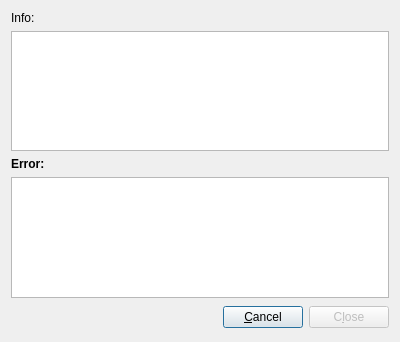
Above: src/gui/output_dialog.ui from stepping-stone/sepiola before the change. Below: the same form after it.
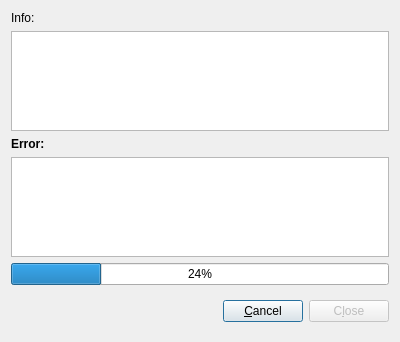
That is the form after the change.

Commit message: layout modified (unfinished)

Patch:
```diff
--- a/src/gui/output_dialog.ui
+++ b/src/gui/output_dialog.ui
@@ -15,15 +15,15 @@
   <property name="windowTitle" >
    <string>Dialog</string>
   </property>
-  <layout class="QGridLayout" >
-   <item row="0" column="0" colspan="3" >
+  <layout class="QVBoxLayout" >
+   <item>
     <widget class="QLabel" name="labelInfo" >
      <property name="text" >
       <string>Info:</string>
      </property>
     </widget>
    </item>
-   <item row="1" column="0" colspan="3" >
+   <item>
     <widget class="QTextEdit" name="textEditOutput" >
      <property name="lineWrapMode" >
       <enum>QTextEdit::NoWrap</enum>
@@ -33,7 +33,7 @@
      </property>
     </widget>
    </item>
-   <item row="2" column="0" colspan="3" >
+   <item>
     <widget class="QLabel" name="labelError" >
      <property name="font" >
       <font>
@@ -46,8 +46,8 @@
      </property>
     </widget>
    </item>
-   <item row="3" column="0" colspan="3" >
-    <widget class="QTextEdit" name="textEditError"> 
+   <item>
+    <widget class="QTextEdit" name="textEditError" >
      <property name="lineWrapMode" >
       <enum>QTextEdit::NoWrap</enum>
      </property>
@@ -56,20 +56,29 @@
      </property>
     </widget>
    </item>
-   <item row="4" column="0" >
+   <item>
+    <widget class="QProgressBar" name="progressBar" >
+     <property name="value" >
+      <number>24</number>
+     </property>
+    </widget>
+   </item>
+   <item>
+    <layout class="QHBoxLayout" >
+     <item>
     <spacer>
      <property name="orientation" >
       <enum>Qt::Horizontal</enum>
      </property>
      <property name="sizeHint" >
       <size>
-       <width>151</width>
-       <height>27</height>
+         <width>20</width>
+         <height>40</height>
       </size>
      </property>
     </spacer>
    </item>
-   <item row="4" column="1" >
+     <item>
     <widget class="QPushButton" name="btnCancel" >
      <property name="enabled" >
       <bool>true</bool>
@@ -79,7 +88,7 @@
      </property>
     </widget>
    </item>
-   <item row="4" column="2" >
+     <item>
     <widget class="QPushButton" name="btnClose" >
      <property name="enabled" >
       <bool>false</bool>
@@ -90,6 +99,8 @@
     </widget>
    </item>
   </layout>
+   </item>
+  </layout>
  </widget>
  <resources/>
  <connections>
```
Left out of the diff: 8 changed lines with no effect on the pictures. Lines whose indentation alone changed are shown as unchanged.
